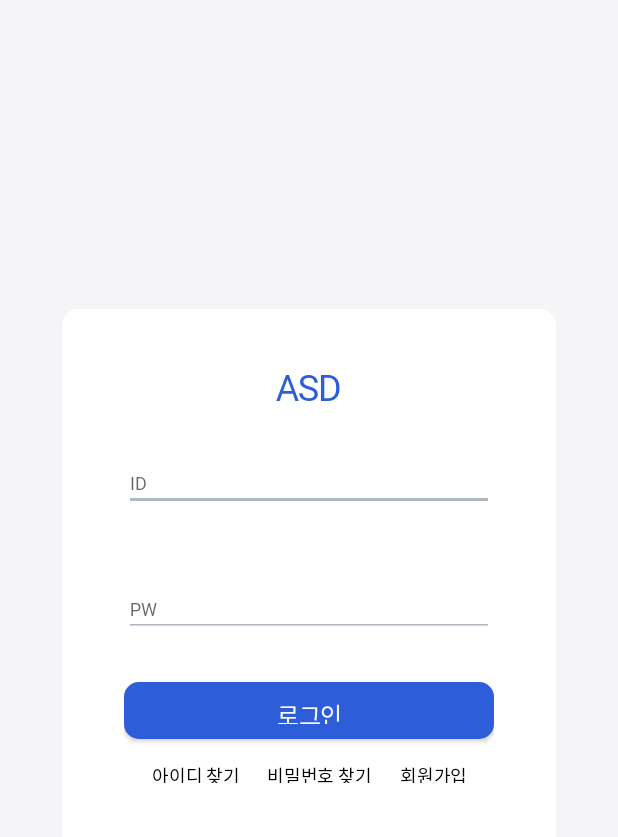
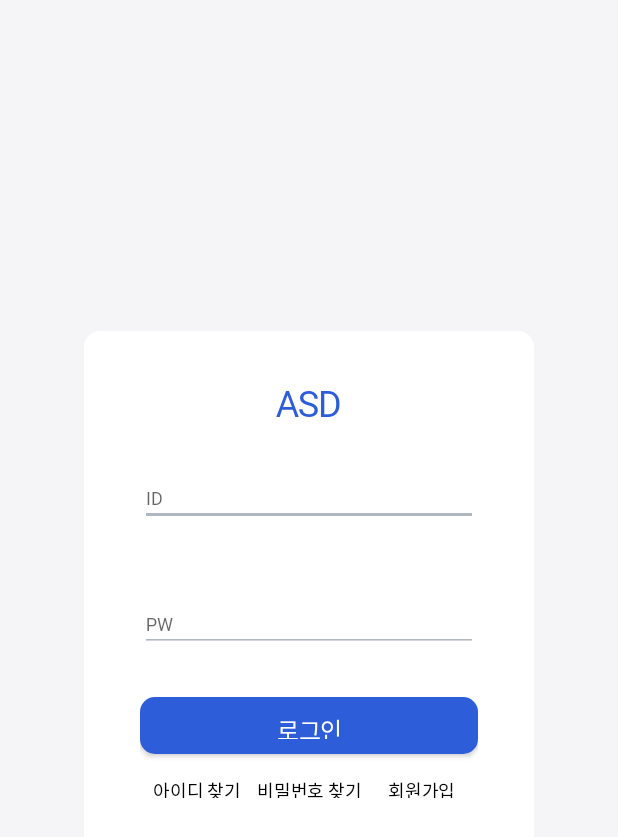
Before and after one commit to implude/asd_front, an Android app: the screen it shows after launch (MainActivity), on a phone screen of 412 x 824 dp. Shown: the top 837 px of the screen. Run offline under Robolectric (Android 15) with nearby library versions, the phone set to English and light mode, and no system bars.

Commit message:
'login-page'

```diff
--- /dev/null
+++ b/app/src/main/res/drawable/togo_side.xml
@@ -0,0 +1,13 @@
+<?xml version="1.0" encoding="utf-8"?>
+<layer-list xmlns:android="http://schemas.android.com/apk/res/android">
+    <item>
+        <shape android:shape="rectangle">
+            <solid android:color="#CECECE" />
+        </shape>
+    </item>
+    <item android:left="0.4dp">
+        <shape android:shape="rectangle">
+            <solid android:color="#FFFFFF" />
+        </shape>
+    </item>
+</layer-list>
--- a/app/src/main/res/layout/login.xml
+++ b/app/src/main/res/layout/login.xml
@@ -5,11 +5,9 @@
     android:background="@color/Background"
     xmlns:app="http://schemas.android.com/apk/res-auto">
     <androidx.constraintlayout.widget.ConstraintLayout
-        android:layout_width="0dp"
-        android:layout_height="0dp"
+        android:layout_width="300dp"
+        android:layout_height="383dp"
         android:background="@drawable/container"
-        app:layout_constraintWidth_percent="0.8"
-        app:layout_constraintHeight_percent="0.5"
         app:layout_constraintTop_toTopOf="parent"
         app:layout_constraintRight_toRightOf="parent"
         app:layout_constraintLeft_toLeftOf="parent"
@@ -29,9 +27,7 @@
         <androidx.constraintlayout.widget.ConstraintLayout
             android:layout_width="0dp"
             android:layout_height="0dp"
-            android:layout_marginBottom="66dp"
             android:foregroundGravity="center_vertical|center"
-            app:layout_constraintBottom_toBottomOf="parent"
             app:layout_constraintHeight_percent="0.6"
             app:layout_constraintWidth_percent="0.75"
             app:layout_constraintLeft_toLeftOf="parent"
@@ -85,38 +81,40 @@
                 <TextView
                     android:id="@+id/find_id"
                     style="@style/Text5_regular"
-                    android:layout_width="wrap_content"
+                    android:layout_width="0dp"
                     android:layout_height="14dp"
                     android:clickable="true"
                     android:gravity="center|center_vertical"
                     android:text="아이디 찾기"
                     app:layout_constraintLeft_toLeftOf="parent"
                     app:layout_constraintRight_toLeftOf="@id/find_pw"
-                    app:layout_constraintTop_toTopOf="parent"/>
+                    app:layout_constraintTop_toTopOf="parent" />
 
                 <TextView
                     android:id="@+id/find_pw"
                     style="@style/Text5_regular"
-                    android:layout_width="wrap_content"
+                    android:layout_width="0dp"
                     android:layout_height="14dp"
                     android:clickable="true"
                     android:gravity="center|center_vertical"
                     android:text="비밀번호 찾기"
                     app:layout_constraintLeft_toRightOf="@id/find_id"
                     app:layout_constraintRight_toLeftOf="@id/register"
-                    app:layout_constraintTop_toTopOf="parent"/>
+                    app:layout_constraintTop_toTopOf="parent"
+                    android:background="@drawable/togo_side"/>
 
                 <TextView
                     android:id="@+id/register"
                     style="@style/Text5_regular"
-                    android:layout_width="wrap_content"
+                    android:layout_width="0dp"
                     android:layout_height="14dp"
                     android:clickable="true"
                     android:gravity="center|center_vertical"
                     android:text="회원가입"
                     app:layout_constraintLeft_toRightOf="@id/find_pw"
                     app:layout_constraintRight_toRightOf="parent"
-                    app:layout_constraintTop_toTopOf="parent"/>
+                    app:layout_constraintTop_toTopOf="parent"
+                    android:background="@drawable/togo_side"/>
             </androidx.constraintlayout.widget.ConstraintLayout>
         </androidx.constraintlayout.widget.ConstraintLayout>
     </androidx.constraintlayout.widget.ConstraintLayout>
--- a/app/src/main/res/values-night/themes.xml
+++ b/app/src/main/res/values-night/themes.xml
@@ -1,6 +1,6 @@
 <resources xmlns:tools="http://schemas.android.com/tools">
     <!-- Base application theme. -->
-    <style name="Theme.Asd" parent="Theme.MaterialComponents.DayNight.DarkActionBar">
+    <style name="Theme.Asd" parent="Theme.MaterialComponents.Light.NoActionBar">
         <!-- Primary brand color. -->
         <item name="colorPrimary">@color/blue2</item>
         <item name="colorPrimaryVariant">@color/blue1</item>
```
